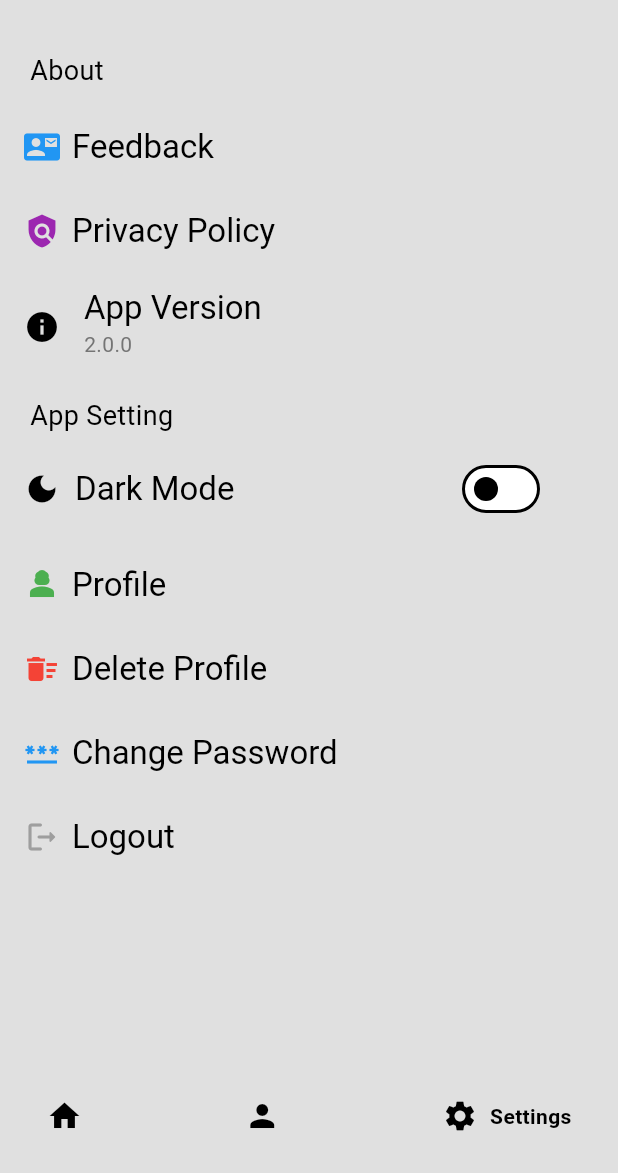
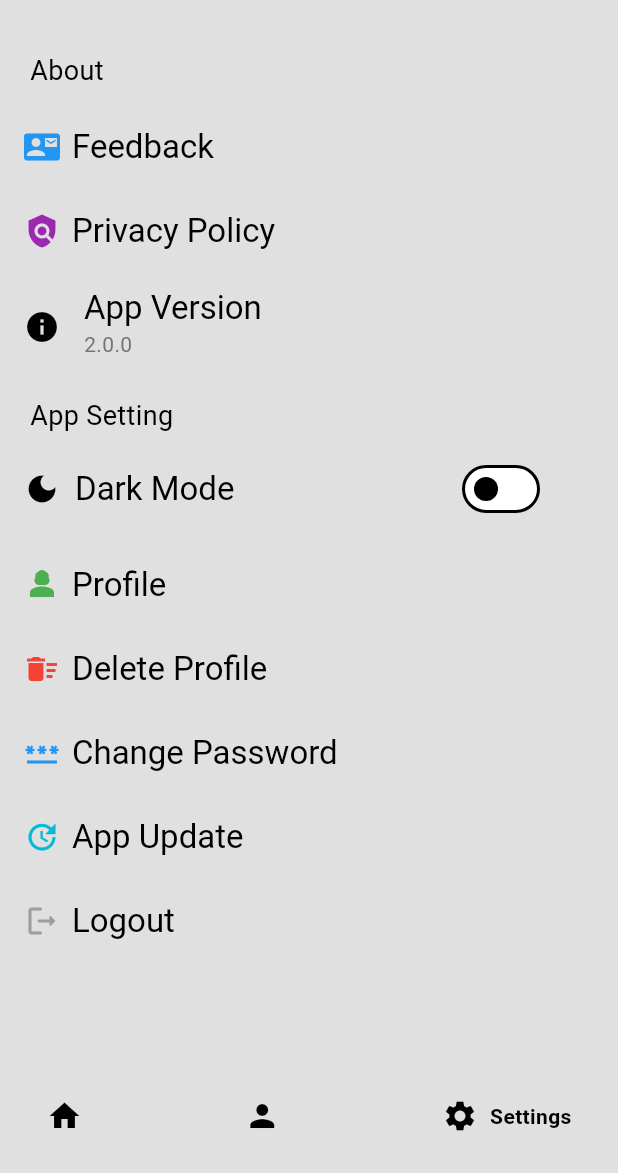
Before and after one commit to rafay99-epic/SimpleThread, a Flutter app: the screen it shows once a user with an empty profile is signed in, swiped to page 3, on a phone screen of 412 x 824 dp, the part 63-1236 px from its top. Run offline on Flutter 3.47's test engine with Material 3 defaults, Android fonts, the phone set to English and light mode, and no system bars; drawn by our look-alikes of google_nav_bar; our stand-ins replace cloud_firestore, connectivity_plus, emoji_picker_flutter, firebase_auth, firebase_core, firebase_messaging and 11 more; accounts and stored records are empty; project files that could hold a hidden picture were left out.

```diff
--- a/lib/main.dart
+++ b/lib/main.dart
@@ -1,5 +1,6 @@
 import 'package:firebase_core/firebase_core.dart';
 import 'package:flutter/material.dart';
+// import 'package:in_app_update/in_app_update.dart';
 import 'package:simplethread/firebase_options.dart';
 import 'package:provider/provider.dart';
 import 'package:simplethread/src/frontend/screens/internet_check/check_internet_page.dart';
@@ -11,7 +12,7 @@ void main() async {
   await Firebase.initializeApp(
     options: DefaultFirebaseOptions.currentPlatform,
   );
-
+  // await InAppUpdate.checkForUpdate();
   runApp(
     ChangeNotifierProvider(
       create: (context) => ThemeProvider(),
--- a/lib/src/frontend/screens/setting/setting_page.dart
+++ b/lib/src/frontend/screens/setting/setting_page.dart
@@ -140,6 +140,13 @@ class SettingPage extends StatelessWidget {
               ChangePassword(),
               context,
             ),
+            buildListTile(
+              Icons.update,
+              Colors.cyan,
+              'App Update',
+              ChangePassword(),
+              context,
+            ),
             ListTile(
               title: Row(
                 children: <Widget>[
```
Also changed, not shown: pubspec.yaml (+4 -3 lines), assets/images/Simple_Thread.jpg (added), assets/images/Simple_Thread.png (added), pubspec.lock, 30 other files.
